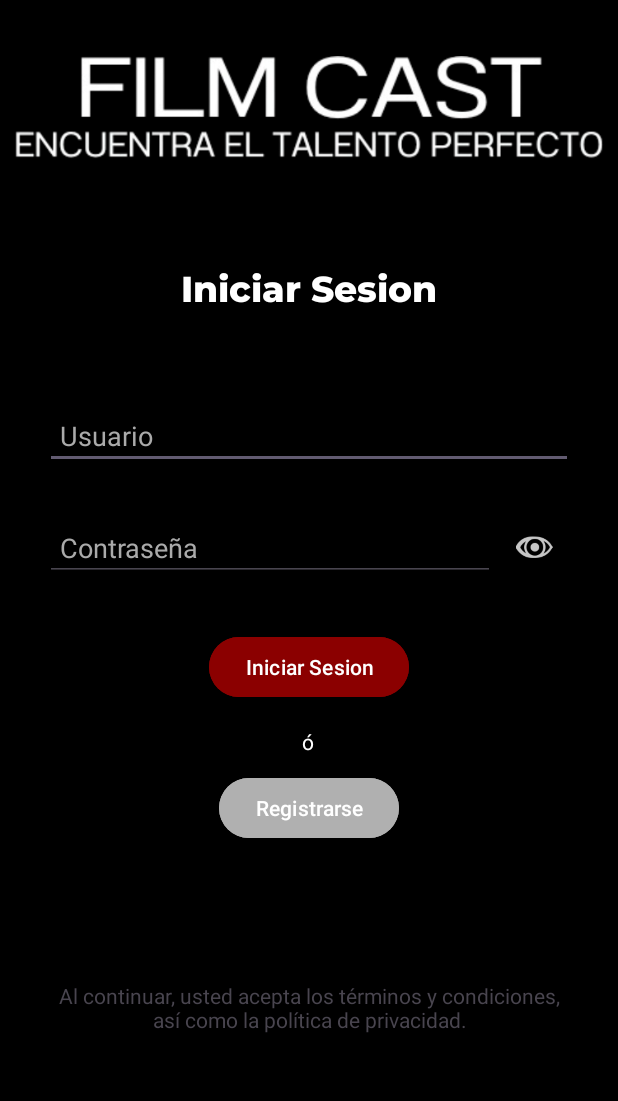
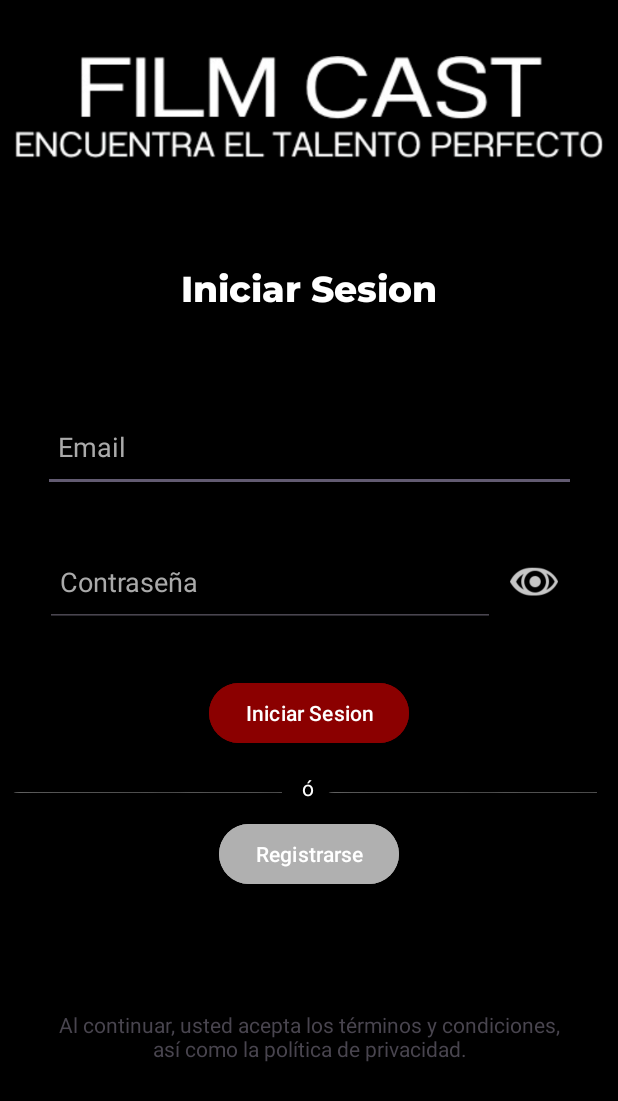
Before and after one commit to alaixgg/FilmCast, an Android app: the layout activity_login.xml on its own in the app's theme, with its tools: preview values and no code run, on a phone screen of 412 x 824 dp. Shown: the top 1101 px of the screen. Run offline under Robolectric (Android 15) with nearby library versions, the phone set to English and light mode, and no system bars.

Commit message:
correciones en activity_login.xml

```diff
--- a/Aplicaciones de Moviles/app/app/src/main/res/layout/activity_login.xml
+++ b/Aplicaciones de Moviles/app/app/src/main/res/layout/activity_login.xml
@@ -10,12 +10,12 @@
 
 
     <ImageView
-        android:id="@+id/logoFilmCast"
+        android:id="@+id/IS_logoFilmCast"
         android:layout_width="wrap_content"
         android:layout_height="wrap_content"
         android:layout_marginTop="30dp"
         android:src="@drawable/logblanco_sf"
-        app:layout_constraintBottom_toTopOf="@id/loginTitle"
+        app:layout_constraintBottom_toTopOf="@id/IS__titulo_iniciar_sesion"
         app:layout_constraintEnd_toEndOf="parent"
         app:layout_constraintHorizontal_bias="0.494"
         app:layout_constraintStart_toStartOf="parent"
@@ -23,7 +23,7 @@
 
 
     <TextView
-        android:id="@+id/loginTitle"
+        android:id="@+id/IS__titulo_iniciar_sesion"
         android:layout_width="wrap_content"
         android:layout_height="wrap_content"
         android:layout_marginTop="64dp"
@@ -33,25 +33,28 @@
         android:textSize="24sp"
         app:layout_constraintEnd_toEndOf="parent"
         app:layout_constraintStart_toStartOf="parent"
-        app:layout_constraintTop_toBottomOf="@id/logoFilmCast" />
+        app:layout_constraintTop_toBottomOf="@id/IS_logoFilmCast" />
 
     <EditText
-        android:id="@+id/editTextName"
-        android:layout_width="0dp"
-        android:layout_height="wrap_content"
+        android:id="@+id/IS_email"
+        android:layout_width="355dp"
+        android:layout_height="60dp"
         android:layout_marginHorizontal="30dp"
         android:layout_marginTop="55dp"
-        android:hint="@string/IS_usuario"
+        android:autofillHints="@string/prompt_email"
+        android:hint="@string/IS_email.tx"
+        android:inputType="textEmailAddress"
         android:padding="10dp"
+        android:selectAllOnFocus="true"
         android:textColor="@android:color/white"
         android:textColorHint="@android:color/darker_gray"
         app:layout_constraintEnd_toEndOf="parent"
         app:layout_constraintHorizontal_bias="0.55"
         app:layout_constraintStart_toStartOf="parent"
-        app:layout_constraintTop_toBottomOf="@+id/loginTitle" />
+        app:layout_constraintTop_toBottomOf="@+id/IS__titulo_iniciar_sesion" />
 
     <LinearLayout
-        android:id="@+id/linearLayout2"
+        android:id="@+id/IS_contraseña"
         android:layout_width="0dp"
         android:layout_height="wrap_content"
         android:layout_marginHorizontal="30dp"
@@ -60,12 +63,12 @@
         app:layout_constraintEnd_toEndOf="parent"
         app:layout_constraintHorizontal_bias="0.55"
         app:layout_constraintStart_toStartOf="parent"
-        app:layout_constraintTop_toBottomOf="@+id/editTextName">
+        app:layout_constraintTop_toBottomOf="@+id/IS_email">
 
         <EditText
-            android:id="@+id/editTextPassword"
-            android:layout_width="0dp"
-            android:layout_height="wrap_content"
+            android:id="@+id/IS_contraseña.tx"
+            android:layout_width="299dp"
+            android:layout_height="60dp"
             android:layout_weight="1"
             android:hint="@string/IS_Contraseña"
             android:inputType="textPassword"
@@ -74,7 +77,7 @@
             android:textColorHint="@android:color/darker_gray" />
 
         <ImageView
-            android:id="@+id/passwordVisibilityToggle"
+            android:id="@+id/IS_contraseña_vis"
             android:layout_width="52dp"
             android:layout_height="match_parent"
             android:contentDescription="@string/toggle_password_visibility"
@@ -116,18 +119,39 @@
         android:text="@string/IS_iniciar_sesion.tx"
         app:layout_constraintEnd_toEndOf="parent"
         app:layout_constraintStart_toStartOf="parent"
-        app:layout_constraintTop_toBottomOf="@+id/linearLayout2" />
+        app:layout_constraintTop_toBottomOf="@+id/IS_contraseña" />
 
 
     <TextView
-        android:id="@+id/textView"
+        android:id="@+id/IS_terminos"
         android:layout_width="345dp"
         android:layout_height="42dp"
-        android:layout_marginTop="91dp"
+        android:layout_marginTop="80dp"
         android:text="@string/IS_terminos"
         android:textAlignment="center"
         app:layout_constraintEnd_toEndOf="parent"
         app:layout_constraintStart_toStartOf="parent"
         app:layout_constraintTop_toBottomOf="@+id/IS_Register" />
 
+    <ImageView
+        android:id="@+id/IS_or1"
+        android:layout_width="187dp"
+        android:layout_height="24dp"
+        android:layout_marginStart="2dp"
+        android:layout_marginEnd="12dp"
+        app:layout_constraintEnd_toStartOf="@+id/separatorOr"
+        app:layout_constraintStart_toStartOf="parent"
+        app:layout_constraintTop_toTopOf="@+id/separatorOr"
+        app:srcCompat="@drawable/linea_horizonla_gris_1px" />
+
+    <ImageView
+        android:id="@+id/IS_or2"
+        android:layout_width="187dp"
+        android:layout_height="24dp"
+        android:layout_marginEnd="10dp"
+        app:layout_constraintEnd_toEndOf="parent"
+        app:layout_constraintStart_toEndOf="@+id/separatorOr"
+        app:layout_constraintTop_toTopOf="@+id/separatorOr"
+        app:srcCompat="@drawable/linea_horizonla_gris_1px" />
+
 </androidx.constraintlayout.widget.ConstraintLayout>
--- a/Aplicaciones de Moviles/app/app/src/main/res/values/strings.xml
+++ b/Aplicaciones de Moviles/app/app/src/main/res/values/strings.xml
@@ -1,7 +1,7 @@
 <resources>
 
     <string name="IS_iniciar_sesion.tx">Iniciar Sesion</string>
-    <string name="IS_usuario">Usuario</string>
+    <string name="IS_email.tx">Email</string>
     <string name="IS_Contraseña">Contraseña</string>
     <string name="IS_Registrarse">Registrarse</string>
     <string name="IS_Or">ó</string>
```
